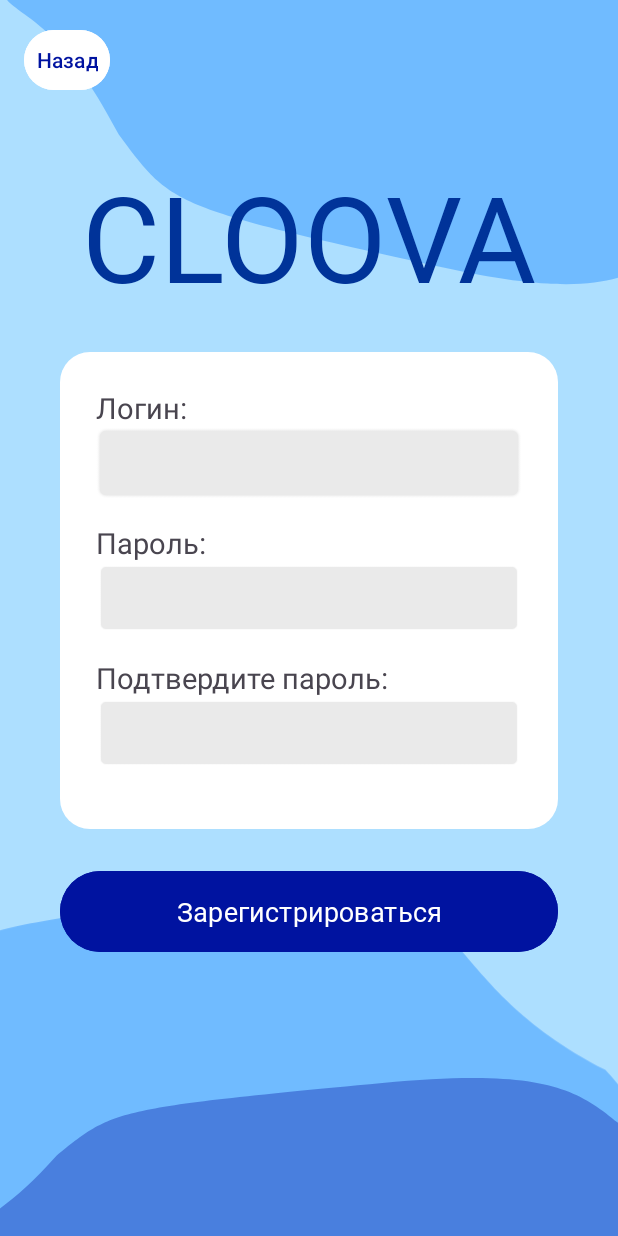
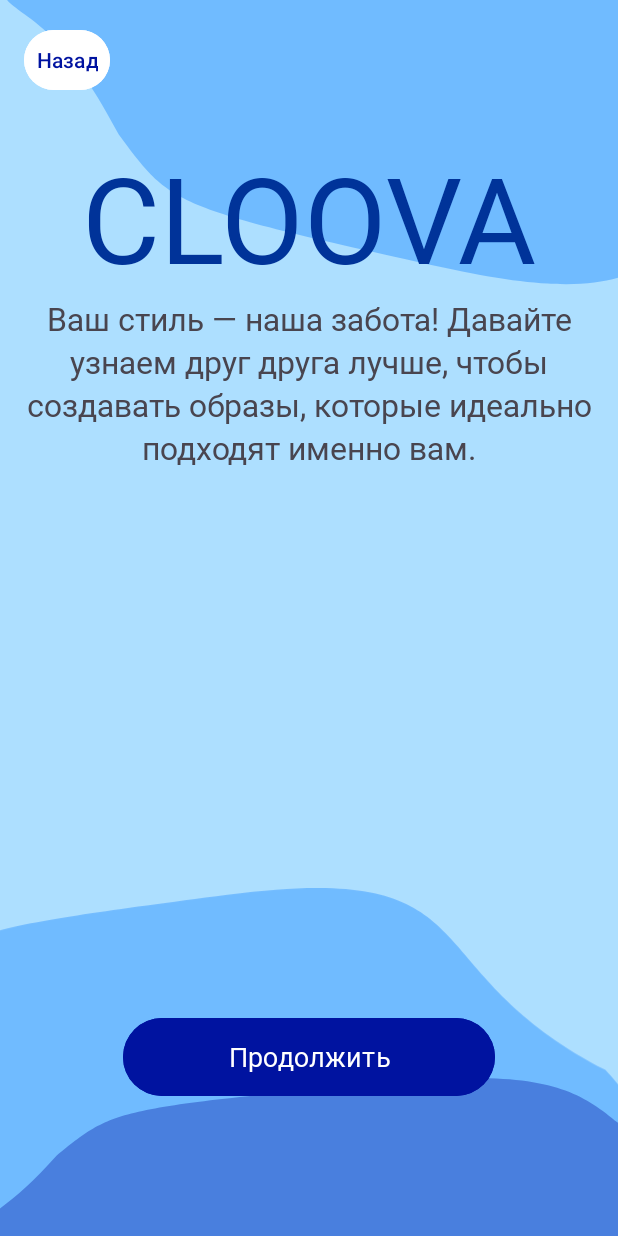
Before and after one commit to KOMAHDA/Cloova, an Android app: the RegistrationActivity screen opened directly, with no data from a screen before it, on a phone screen of 412 x 824 dp. Run offline under Robolectric (Android 15) with nearby library versions, the phone set to English and light mode, and no system bars; Roboto replaces fonts that are not available here; 2 statements that could not run were skipped.

Commit message:
начала хмл первого шага при знакомстве

```diff
--- a/app/src/main/res/layout/activity_registration.xml
+++ b/app/src/main/res/layout/activity_registration.xml
@@ -80,7 +80,7 @@
                 android:id="@+id/logoTextView"
                 android:layout_width="wrap_content"
                 android:layout_height="wrap_content"
-                android:layout_marginTop="32dp"
+                android:layout_marginTop="19dp"
                 android:fontFamily="@font/marcellus"
                 android:text="@string/logo_text"
                 android:textColor="@color/login_dark_blue"
@@ -90,118 +90,51 @@
                 app:layout_constraintTop_toTopOf="parent" />
 
 
-            <LinearLayout
-                android:id="@+id/inputBox"
-                android:layout_width="0dp"
-                android:layout_height="wrap_content"
-                android:layout_marginStart="40dp"
-                android:layout_marginTop="24dp"
-                android:layout_marginEnd="40dp"
-                android:background="@drawable/rounded_white_bg"
-                android:orientation="vertical"
-                android:paddingStart="24dp"
-                android:paddingTop="24dp"
-                android:paddingEnd="24dp"
-                android:paddingBottom="24dp"
-                app:layout_constraintEnd_toEndOf="parent"
-                app:layout_constraintStart_toStartOf="parent"
-                app:layout_constraintTop_toBottomOf="@+id/logoTextView">
-
-
-                <LinearLayout
-                    android:layout_width="match_parent"
-                    android:layout_height="wrap_content"
-                    android:layout_marginBottom="16dp"
-                    android:orientation="vertical">
-
-                    <TextView
-                        android:id="@+id/loginLabel"
-                        android:layout_width="wrap_content"
-                        android:layout_height="wrap_content"
-                        android:text="@string/login_hint"
-                        android:labelFor="@id/loginEditText"
-                        android:textSize="19sp" />
-
-                    <EditText
-                        android:id="@+id/loginEditText"
-                        android:layout_width="match_parent"
-                        android:layout_height="wrap_content"
-                        android:minHeight="48dp"
-                        android:background="@android:drawable/editbox_background"
-                        android:backgroundTint="@color/login_input_gray"
-                        android:inputType="text"
-                        android:textSize="17sp" />
-                </LinearLayout>
-
-                <LinearLayout
-                    android:layout_width="match_parent"
-                    android:layout_height="wrap_content"
-                    android:layout_marginBottom="16dp"
-                    android:orientation="vertical">
-
-                    <TextView
-                        android:id="@+id/passwordLabel"
-                        android:layout_width="wrap_content"
-                        android:layout_height="wrap_content"
-                        android:text="@string/password_hint"
-                        android:labelFor="@id/passwordEditText"
-                        android:textSize="19sp" />
-
-                    <EditText
-                        android:id="@+id/passwordEditText"
-                        android:layout_width="match_parent"
-                        android:layout_height="wrap_content"
-                        android:minHeight="48dp"
-                        android:background="@android:drawable/editbox_background"
-                        android:backgroundTint="@color/login_input_gray"
-                        android:inputType="textPassword"
-                        android:textSize="17sp" />
-                </LinearLayout>
-
-                <LinearLayout
-                    android:layout_width="match_parent"
-                    android:layout_height="wrap_content"
-                    android:layout_marginBottom="16dp"
-                    android:orientation="vertical">
-
-                    <TextView
-                        android:id="@+id/confirmPasswordLabel"
-                        android:layout_width="wrap_content"
-                        android:layout_height="wrap_content"
-                        android:text="@string/confirm_password_hint"
-                        android:labelFor="@id/confirmPasswordEditText"
-                        android:textSize="19sp" />
-
-                    <EditText
-                        android:id="@+id/confirmPasswordEditText"
-                        android:layout_width="match_parent"
-                        android:layout_height="wrap_content"
-                        android:minHeight="48dp"
-                        android:background="@android:drawable/editbox_background"
-                        android:backgroundTint="@color/login_input_gray"
-                        android:inputType="textPassword"
-                        android:textSize="17sp" />
-                </LinearLayout>
-
-
-            </LinearLayout>
-
             <Button
                 android:id="@+id/registerButton"
-                android:layout_width="0dp"
-                android:layout_height="62dp"
+                android:layout_width="248dp"
+                android:layout_height="60dp"
                 android:layout_marginStart="40dp"
-                android:layout_marginTop="24dp"
                 android:layout_marginEnd="40dp"
                 android:backgroundTint="@color/blue"
                 android:fontFamily="@font/manrope_bold"
-                android:text="@string/register_button_text"
+                android:text="@string/next"
                 android:textAllCaps="false"
                 android:textColor="@android:color/white"
                 android:textSize="18sp"
                 app:layout_constraintEnd_toEndOf="parent"
                 app:layout_constraintStart_toStartOf="parent"
-                app:layout_constraintTop_toBottomOf="@+id/inputBox" />
+                tools:layout_editor_absoluteY="578dp"
+                app:layout_constraintTop_toBottomOf="@+id/scroll"/>
+
+            <TextView
+                android:id="@+id/textView3"
+                android:layout_width="wrap_content"
+                android:fontFamily="@font/manrope_bold"
+                android:layout_height="wrap_content"
+                android:text="@string/stil"
+                android:textSize="21dp"
+                android:lineSpacingExtra="3dp"
+                android:gravity="center"
+                android:layout_gravity="center"
+                app:layout_constraintEnd_toEndOf="parent"
+                app:layout_constraintStart_toStartOf="parent"
+                app:layout_constraintTop_toBottomOf="@+id/logoTextView" />
+
+            <ScrollView
+                android:id="@+id/scroll"
+                android:layout_width="409dp"
+                android:layout_height="362dp"
+                tools:layout_editor_absoluteX="1dp"
+                tools:layout_editor_absoluteY="215dp"
+                android:backgroundTint="@color/white"
+                app:layout_constraintTop_toBottomOf="@+id/textView3">
+
+                <LinearLayout
+                    android:layout_width="match_parent"
+                    android:layout_height="wrap_content"
+                    android:orientation="vertical" />
+            </ScrollView>
 
         </androidx.constraintlayout.widget.ConstraintLayout>
 
--- a/app/src/main/res/values/strings.xml
+++ b/app/src/main/res/values/strings.xml
@@ -16,6 +16,8 @@
     <string name="password_hint_2">Подтвердите пароль:</string>
     <string name="anketa">Более подробную анкету пройдите в вашем личном кабинете</string>
     <string name="name">Ваше имя:</string>
+    <string name="next">Продолжить</string>
+    <string name="stil">Ваш стиль — наша забота! Давайте узнаем друг друга лучше, чтобы создавать образы, которые идеально подходят именно вам.</string>
     <string-array name="cities_array">
         <item></item>
         <item>Самара</item>
```
